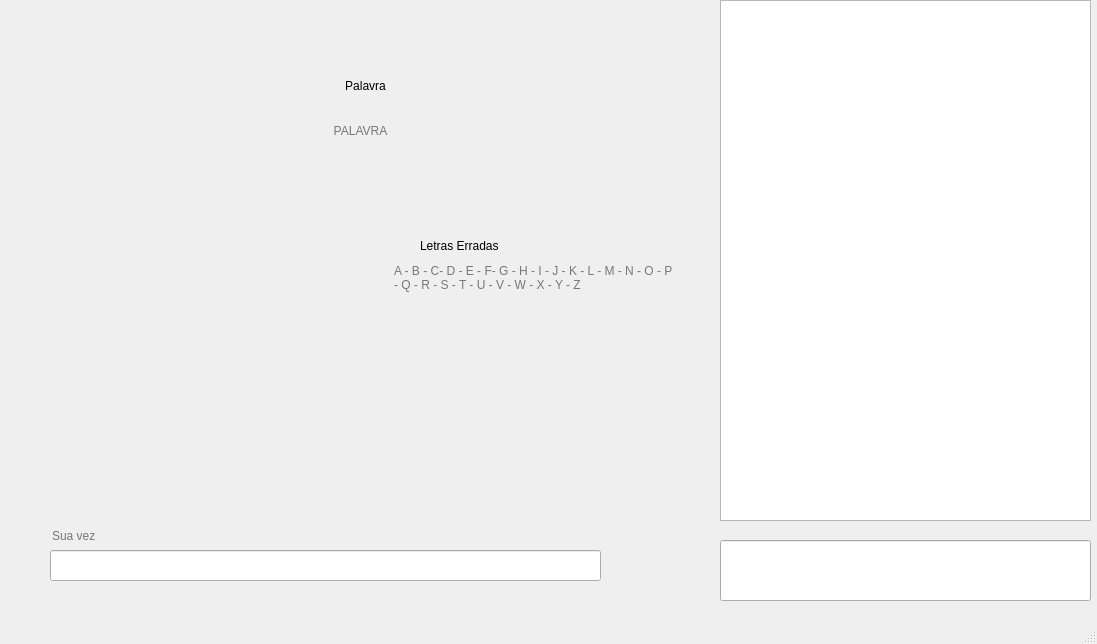
This is clientcomui/mainwindow.ui in thpablo/TP_Redes_Forca_TCP as Qt 5 draws it before an edit. The edited form follows.
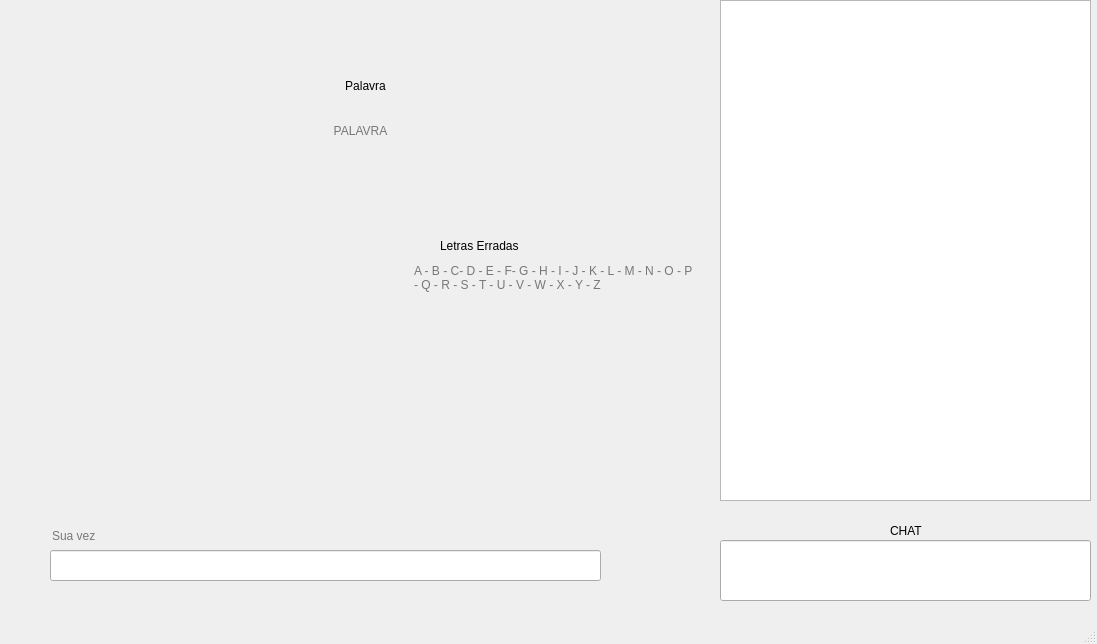
This is the edited form.

The edit to the form file:
```diff
--- a/clientcomui/mainwindow.ui
+++ b/clientcomui/mainwindow.ui
@@ -32,13 +32,19 @@
      <rect>
       <x>20</x>
       <y>190</y>
-      <width>341</width>
-      <height>271</height>
+      <width>371</width>
+      <height>321</height>
      </rect>
     </property>
     <property name="styleSheet">
      <string notr="true">background: transparent; border: none;</string>
     </property>
+    <property name="verticalScrollBarPolicy">
+     <enum>Qt::ScrollBarPolicy::ScrollBarAlwaysOff</enum>
+    </property>
+    <property name="horizontalScrollBarPolicy">
+     <enum>Qt::ScrollBarPolicy::ScrollBarAlwaysOff</enum>
+    </property>
     <property name="interactive">
      <bool>false</bool>
     </property>
@@ -49,7 +55,7 @@
       <x>720</x>
       <y>0</y>
       <width>371</width>
-      <height>521</height>
+      <height>501</height>
      </rect>
     </property>
     <property name="readOnly">
@@ -69,7 +75,7 @@
    <widget class="QTextEdit" name="wrongLetters">
     <property name="geometry">
      <rect>
-      <x>390</x>
+      <x>410</x>
       <y>260</y>
       <width>291</width>
       <height>81</height>
@@ -92,7 +98,7 @@
    <widget class="QLabel" name="labelWrongLetters">
     <property name="geometry">
      <rect>
-      <x>420</x>
+      <x>440</x>
       <y>230</y>
       <width>211</width>
       <height>31</height>
@@ -277,6 +283,19 @@
      <set>Qt::AlignmentFlag::AlignCenter</set>
     </property>
    </widget>
+   <widget class="QLabel" name="chatLabel">
+    <property name="geometry">
+     <rect>
+      <x>890</x>
+      <y>520</y>
+      <width>81</width>
+      <height>21</height>
+     </rect>
+    </property>
+    <property name="text">
+     <string>CHAT</string>
+    </property>
+   </widget>
   </widget>
   <widget class="QMenuBar" name="menubar">
    <property name="geometry">
```
